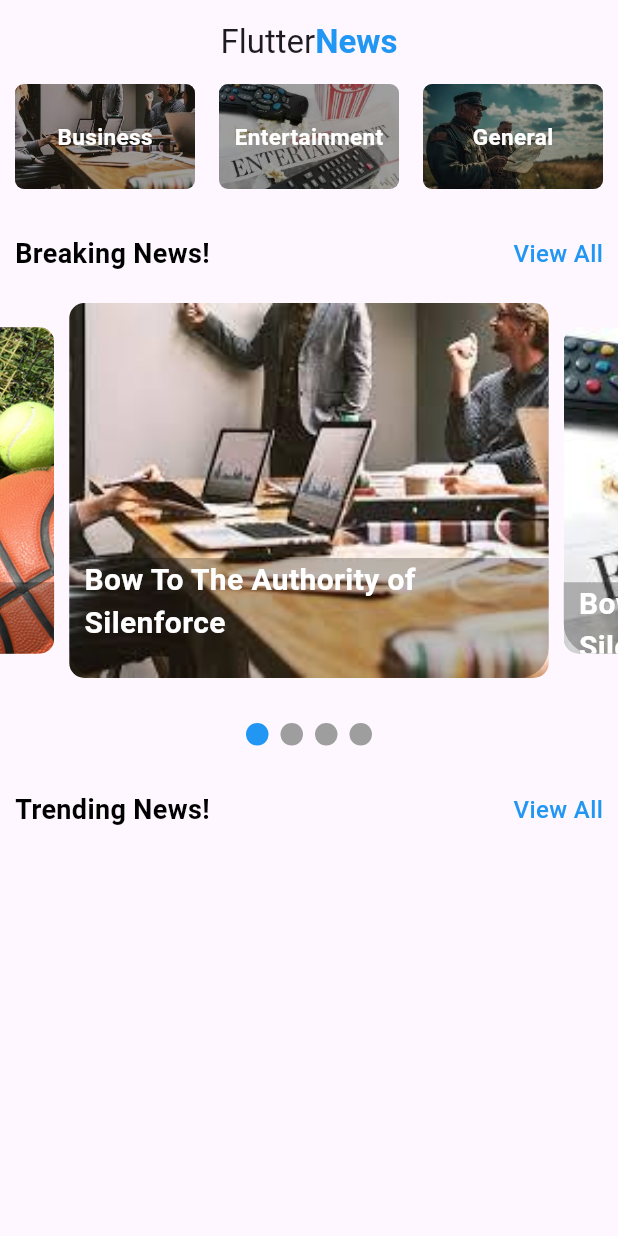
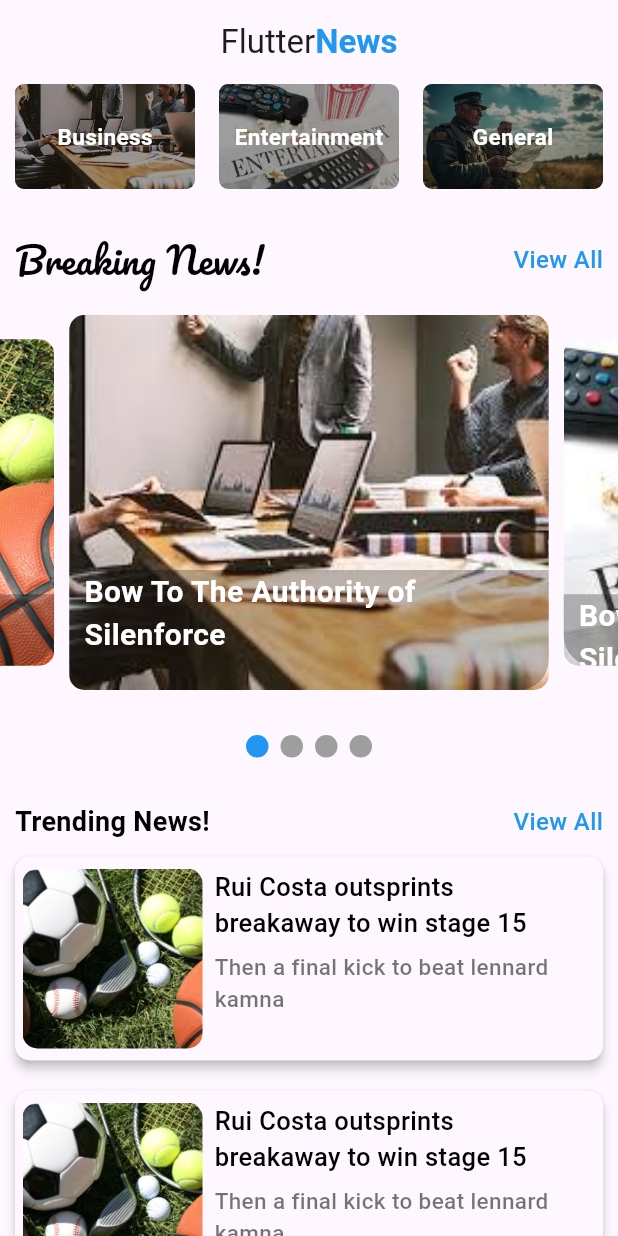
Before and after one commit to septiandwii/flutter_news, a Flutter app: the screen it shows after launch, on a phone screen of 412 x 824 dp. Run offline on Flutter 3.47's test engine with Material 3 defaults, Android fonts, the light colour scheme and no system bars; drawn by our look-alikes of carousel_slider, smooth_page_indicator.

Commit message:
ui trending news section

```diff
--- a/lib/pages/home.dart
+++ b/lib/pages/home.dart
@@ -42,7 +42,8 @@ class _HomeState extends State<Home> {
         centerTitle: true,
         elevation: 0.0,
       ),
-      body: Container(
+      body: SingleChildScrollView(
+        child: Container(
           child: Column(
             crossAxisAlignment: CrossAxisAlignment.start,
             children: [
@@ -67,7 +68,7 @@ class _HomeState extends State<Home> {
                     child: Row(
                       mainAxisAlignment: MainAxisAlignment.spaceBetween,
                       children: [
-                      Text("Breaking News!", style: TextStyle(color: Colors.black, fontWeight: FontWeight.bold, fontSize: 18.0),),
+                        Text("Breaking News!", style: TextStyle(color: Colors.black, fontWeight: FontWeight.w500, fontSize: 24.0, fontFamily: 'Pacifico'),),
                         Text("View All", style: TextStyle(color: Colors.blue, fontWeight: FontWeight.w500, fontSize: 16.0),),
                       ],
                     ),
@@ -106,7 +107,109 @@ class _HomeState extends State<Home> {
                       ],
                     ),
                   ),
+                  SizedBox(height: 10.0,),
+                  Padding(
+                    padding: const EdgeInsets.symmetric(horizontal: 10.0),
+                    child: Material(
+                      elevation: 3.0,
+                      borderRadius: BorderRadius.circular(10),
+                      child: Padding(
+                        padding: const EdgeInsets.symmetric(vertical: 8.0, horizontal: 5.0),
+                        child: Row(
+                            crossAxisAlignment: CrossAxisAlignment.start,
+                            children: [
+                            Container(
+                          child:     ClipRRect(
+                            borderRadius: BorderRadius.circular(10),
+                            child: Image.asset("images/sports.jpg",
+                            height: 120,
+                            width: 120,
+                            fit: BoxFit.cover,
+                            ))),
+                            SizedBox(width: 8.0,),
+                            Column(
+                              children: [
+                                Container(
+                                  width: MediaQuery.of(context).size.width/1.7,
+                                  child: Text(
+                                    "Rui Costa outsprints breakaway to win stage 15",
+                                  style: TextStyle(
+                                    color: Colors.black,
+                                    fontWeight: FontWeight.w500,
+                                    fontSize: 17.0),),
+                                ),
+                            SizedBox(height: 7.0,),
+                              Container(
+                                  width: MediaQuery.of(context).size.width/1.7,
+                                  child: Text(
+                                    "Then a final kick to beat lennard kamna",
+                                  style: TextStyle(
+                                    color: Colors.black54,
+                                    fontWeight: FontWeight.w500,
+                                    fontSize: 15.0),),
+                                ),
                               ],
+
+                            ),
+                          ],
+                          ),
+                      ),
+
+                    ),
+                  ),
+                  SizedBox(height: 20.0,),
+                  Padding(
+                    padding: const EdgeInsets.symmetric(horizontal: 10.0),
+                    child: Material(
+                      elevation: 3.0,
+                      borderRadius: BorderRadius.circular(10),
+                      child: Padding(
+                        padding: const EdgeInsets.symmetric(vertical: 8.0, horizontal: 5.0),
+                        child: Row(
+                            crossAxisAlignment: CrossAxisAlignment.start,
+                            children: [
+                            Container(
+                          child:     ClipRRect(
+                            borderRadius: BorderRadius.circular(10),
+                            child: Image.asset("images/sports.jpg",
+                            height: 120,
+                            width: 120,
+                            fit: BoxFit.cover,
+                            ))),
+                            SizedBox(width: 8.0,),
+                            Column(
+                              children: [
+                                Container(
+                                  width: MediaQuery.of(context).size.width/1.7,
+                                  child: Text(
+                                    "Rui Costa outsprints breakaway to win stage 15",
+                                  style: TextStyle(
+                                    color: Colors.black,
+                                    fontWeight: FontWeight.w500,
+                                    fontSize: 17.0),),
+                                ),
+                            SizedBox(height: 7.0,),
+                              Container(
+                                  width: MediaQuery.of(context).size.width/1.7,
+                                  child: Text(
+                                    "Then a final kick to beat lennard kamna",
+                                  style: TextStyle(
+                                    color: Colors.black54,
+                                    fontWeight: FontWeight.w500,
+                                    fontSize: 15.0),),
+                                ),
+                              ],
+
+                            ),
+                          ],
+                          ),
+                      ),
+
+                    ),
+                  )
+
+            ],
+          ),
         ),
       ),
     );
--- a/pubspec.yaml
+++ b/pubspec.yaml
@@ -78,9 +78,9 @@ flutter:
   # list giving the asset and other descriptors for the font. For
   # example:
   fonts:
-     - family: Pacifico
-       fonts:
-         - asset: fonts/Pacifico-Regular.ttf
+    - family: Pacifico
+      fonts:
+        - asset: fonts/Pacifico-Regular.ttf
   #       - asset: fonts/Schyler-Italic.ttf
   #         style: italic
   #   - family: Trajan Pro
```
Also changed, not shown: images/science.jpg (added). Lines whose indentation alone changed are shown as unchanged.
